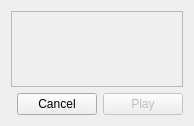
This is ui/customfairytale.ui in tdauth/gustavsfairyland as Qt 5 draws it before an edit. The edited form follows.
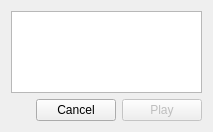
This is the edited form.

Commit message: Added act clips, added fairytale to result dialog, changed color of disabled room, fixed playing result

The edit to the form file:
```diff
--- a/ui/customfairytale.ui
+++ b/ui/customfairytale.ui
@@ -6,8 +6,8 @@
    <rect>
     <x>0</x>
     <y>0</y>
-    <width>194</width>
-    <height>126</height>
+    <width>213</width>
+    <height>132</height>
    </rect>
   </property>
   <property name="sizePolicy">
@@ -20,7 +20,33 @@
    <string>Custom Fairytale</string>
   </property>
   <layout class="QGridLayout" name="gridLayout">
-   <item row="1" column="1">
+   <item row="0" column="0" colspan="3">
+    <layout class="QHBoxLayout" name="horizontalLayout"/>
+   </item>
+   <item row="1" column="0" colspan="3">
+    <widget class="QTextBrowser" name="textBrowser"/>
+   </item>
+   <item row="2" column="0">
+    <spacer name="horizontalSpacer">
+     <property name="orientation">
+      <enum>Qt::Horizontal</enum>
+     </property>
+     <property name="sizeHint" stdset="0">
+      <size>
+       <width>0</width>
+       <height>20</height>
+      </size>
+     </property>
+    </spacer>
+   </item>
+   <item row="2" column="1">
+    <widget class="QDialogButtonBox" name="buttonBox">
+     <property name="standardButtons">
+      <set>QDialogButtonBox::Cancel</set>
+     </property>
+    </widget>
+   </item>
+   <item row="2" column="2">
     <widget class="QPushButton" name="playFinalVideoPushButton">
      <property name="enabled">
       <bool>false</bool>
@@ -30,50 +56,6 @@
      </property>
     </widget>
    </item>
-   <item row="0" column="0" colspan="2">
-    <widget class="QScrollArea" name="scrollArea">
-     <property name="sizePolicy">
-      <sizepolicy hsizetype="Preferred" vsizetype="Preferred">
-       <horstretch>0</horstretch>
-       <verstretch>0</verstretch>
-      </sizepolicy>
-     </property>
-     <property name="verticalScrollBarPolicy">
-      <enum>Qt::ScrollBarAsNeeded</enum>
-     </property>
-     <property name="widgetResizable">
-      <bool>true</bool>
-     </property>
-     <widget class="QWidget" name="scrollAreaWidgetContents">
-      <property name="geometry">
-       <rect>
-        <x>0</x>
-        <y>0</y>
-        <width>174</width>
-        <height>73</height>
-       </rect>
-      </property>
-      <property name="sizePolicy">
-       <sizepolicy hsizetype="Preferred" vsizetype="Expanding">
-        <horstretch>0</horstretch>
-        <verstretch>0</verstretch>
-       </sizepolicy>
-      </property>
-      <layout class="QHBoxLayout" name="horizontalLayout">
-       <item>
-        <layout class="QVBoxLayout" name="verticalLayout_2"/>
-       </item>
-      </layout>
-     </widget>
-    </widget>
-   </item>
-   <item row="1" column="0">
-    <widget class="QDialogButtonBox" name="buttonBox">
-     <property name="standardButtons">
-      <set>QDialogButtonBox::Cancel</set>
-     </property>
-    </widget>
-   </item>
   </layout>
  </widget>
  <resources/>
```
The commit also changes 16 other files.
